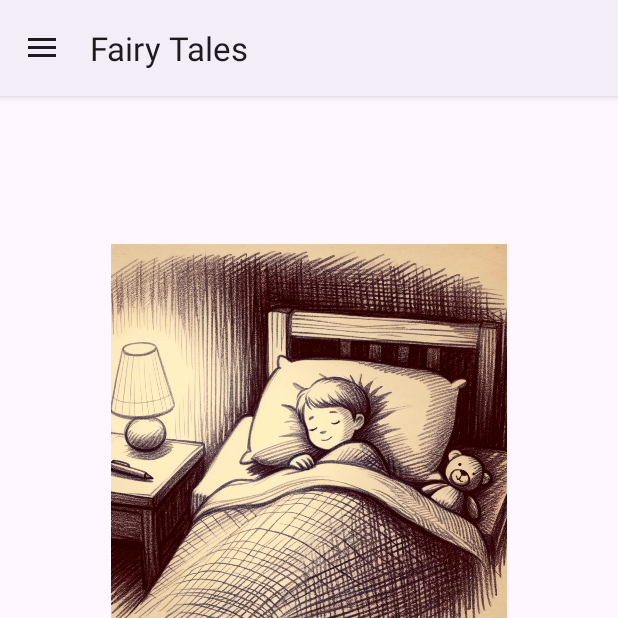
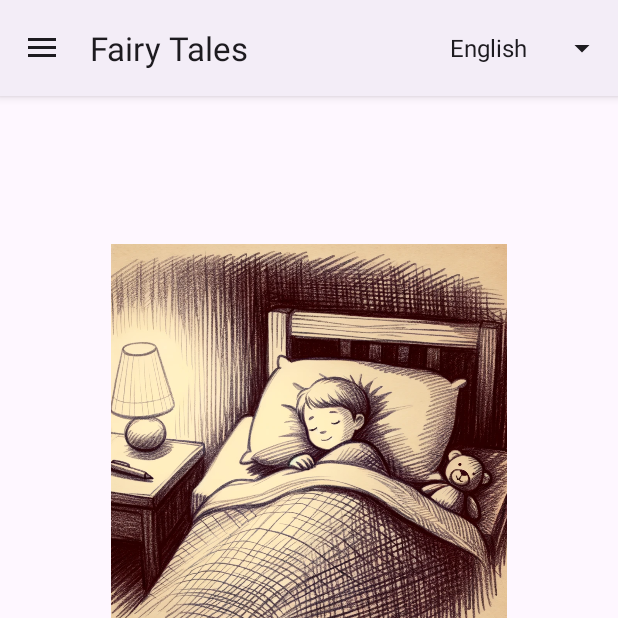
Before and after one commit to tassosant/telikh_ergasia, an Android app: the screen it shows after launch (MainActivity), on a phone screen of 412 x 824 dp, the top half of it. Run offline under Robolectric (Android 15) with nearby library versions, the phone set to English and light mode, and no system bars.

Commit message:
Implemented button to switch languages

```diff
--- a/app/src/main/java/com/unipi/tantoniou/telikh_ergasia/customActivity/CustomMenuActivity.java
+++ b/app/src/main/java/com/unipi/tantoniou/telikh_ergasia/customActivity/CustomMenuActivity.java
@@ -2,8 +2,14 @@ package com.unipi.tantoniou.telikh_ergasia.customActivity;
 
 import androidx.appcompat.app.ActionBar;
 
+import android.app.Activity;
 import android.content.Intent;
+import android.content.SharedPreferences;
+import android.content.res.Configuration;
+import android.content.res.Resources;
+import android.os.Build;
 import android.os.Bundle;
+import android.os.LocaleList;
 import android.util.Log;
 import android.view.Menu;
 import android.view.MenuItem;
@@ -12,10 +18,16 @@ import androidx.annotation.NonNull;
 import androidx.annotation.Nullable;
 import androidx.appcompat.app.ActionBarDrawerToggle;
 import androidx.appcompat.app.AppCompatActivity;
+import androidx.appcompat.app.AppCompatDelegate;
 import androidx.core.view.GravityCompat;
 import androidx.drawerlayout.widget.DrawerLayout;
 
+import android.view.View;
 import android.view.ViewGroup.LayoutParams;
+import android.widget.AdapterView;
+import android.widget.ArrayAdapter;
+import android.widget.Spinner;
+
 import com.google.android.material.navigation.NavigationView;
 import com.unipi.tantoniou.telikh_ergasia.R;
 import com.unipi.tantoniou.telikh_ergasia.activities.dynamic.MainActivity;
@@ -23,11 +35,20 @@ import com.unipi.tantoniou.telikh_ergasia.activities.dynamic.MainActivity1;
 import com.unipi.tantoniou.telikh_ergasia.activities.dynamic.StatisticsActivity;
 
 import java.util.HashMap;
+import java.util.Locale;
 
 public abstract class CustomMenuActivity extends AppCompatActivity{
     public DrawerLayout drawerLayout;
     public ActionBarDrawerToggle actionBarDrawerToggle;
     public ActionBar actionBar;
+
+    public Spinner spinner;
+
+    public static HashMap<Integer,String> mapPositionWithLang= new HashMap<Integer,String>(){{
+        put(0,"en");
+        put(1,"de");
+        put(2,"el");
+    }};
 
     //map them with menu items
     public static final HashMap<Integer, LayoutObject> layoutObjects= new HashMap<Integer,LayoutObject>()
@@ -43,6 +64,9 @@ public abstract class CustomMenuActivity extends AppCompatActivity{
     @Override
     protected void onCreate(@Nullable Bundle savedInstanceState) {
         super.onCreate(savedInstanceState);
+        System.out.println("Activity started");
+
+
 
 //        addXmlNavView();
     }
@@ -57,6 +81,16 @@ public abstract class CustomMenuActivity extends AppCompatActivity{
         // pass the Open and Close toggle for the drawer layout listener
         // to toggle the button
         this.drawerLayout.addDrawerListener(this.actionBarDrawerToggle);
+
+//        this.spinner = findViewById(R.id.spinner_language);
+//        ArrayAdapter<CharSequence> adapter = ArrayAdapter.createFromResource(this,
+//                R.array.language_options, android.R.layout.simple_spinner_item);
+//        adapter.setDropDownViewResource(android.R.layout.simple_spinner_dropdown_item);
+//        this.spinner.setAdapter(adapter);
+//        addSpinnerListeners(this.spinner);
+//        this.drawerLayout.addDrawerListener(this.spinner);
+
+
         this.actionBarDrawerToggle.syncState();
 
         // to make the Navigation drawer icon always appear on the action bar
@@ -65,6 +99,17 @@ public abstract class CustomMenuActivity extends AppCompatActivity{
         this.actionBar = this.getSupportActionBar();
         assert this.actionBar != null;
         this.actionBar.setDisplayHomeAsUpEnabled(true);
+
+
+//        Toolbar toolbar = findViewById(R.id.toolbar_language);
+//        this.actionBar.setCustomView(toolbar);
+//        setSupportActionBar(toolbar);
+
+
+        ActionBarDrawerToggle toggle = new ActionBarDrawerToggle(
+                this, this.drawerLayout, R.string.nav_open, R.string.nav_close);
+        this.drawerLayout.addDrawerListener(toggle);
+        toggle.syncState();
     }
 
 
@@ -135,4 +180,108 @@ public abstract class CustomMenuActivity extends AppCompatActivity{
         }
         return true;
     }
+
+    private void addSpinnerListeners(Spinner spinner){
+        spinner.setOnItemSelectedListener(new AdapterView.OnItemSelectedListener() {
+            @Override
+            public void onItemSelected(AdapterView<?> parentView, View selectedItemView, int position, long id) {
+
+                String language = "en";
+
+
+                language = mapPositionWithLang.get(position);
+                SharedPreferences sharedPreferences = getSharedPreferences("Settings", MODE_PRIVATE);
+                String defLang = "en";
+                int selectedPosition = sharedPreferences.getInt("SelectedLanguagePosition",0);
+
+
+                if(selectedPosition!=position){
+                    SharedPreferences.Editor editor = sharedPreferences.edit();
+                    editor.putInt("SelectedLanguagePosition", position);
+                    editor.apply();
+                    setLocale(language);
+                }
+
+
+//                if(!defLang.equals(language)) {
+//
+//
+//
+//
+//
+////                    editor.putString("selectedLanguage",language);
+//
+//
+//
+//                }else if(!selectedLang.equals(language)){
+////                    selectedPosition  = sharedPreferences.getInt("SelectedLanguagePosition",0);
+//                    SharedPreferences.Editor editor = sharedPreferences.edit();
+//                    editor.putInt("SelectedLanguagePosition", position);
+////                    editor.putString("selectedLanguage",language);
+//
+//                    editor.apply();
+//                    setLocale(language);
+//                }
+
+//                    SharedPreferences prefs = getSharedPreferences("Settings", Activity.MODE_PRIVATE);
+//                    String languagePref = prefs.getString("My_Lang", "en"); // Default to English if not set
+                    //setLocale(languagePref);
+                // Handle language selection
+            }
+
+            @Override
+            public void onNothingSelected(AdapterView<?> parentView) {
+                // Another interface callback
+            }
+        });
+    }
+
+    @Override
+    public boolean onCreateOptionsMenu(Menu menu){
+        getMenuInflater().inflate(R.menu.language_menu, menu);
+        MenuItem item = menu.findItem(R.id.language);
+        this.spinner= (Spinner) item.getActionView();
+
+        ArrayAdapter<CharSequence> adapter = ArrayAdapter.createFromResource(this,
+                R.array.language_options, android.R.layout.simple_spinner_item);
+        adapter.setDropDownViewResource(android.R.layout.simple_spinner_dropdown_item);
+        this.spinner.setAdapter(adapter);
+
+        // Set item selected listener, etc.
+        addSpinnerListeners(this.spinner);
+        SharedPreferences sharedPreferences = getSharedPreferences("Settings", MODE_PRIVATE);
+        int selectedPosition = sharedPreferences.getInt("SelectedLanguagePosition",0);
+        if(spinner!=null) {
+            spinner.setSelection(selectedPosition);
+        }
+
+        return true;
+
+    }
+
+    @SuppressWarnings("deprecation")
+    public void setLocale(String langCode) { // langCode = "en", "es", "fr", ...
+        Locale locale = new Locale(langCode);
+        Locale.setDefault(locale);
+        Resources res = getResources();
+        Configuration config = new Configuration(res.getConfiguration());
+        config.setLocale(locale);
+        res.updateConfiguration(config, res.getDisplayMetrics());
+
+        // Save the current language in preferences
+        SharedPreferences.Editor editor = getSharedPreferences("Settings", MODE_PRIVATE).edit();
+
+        editor.putString("My_Lang", langCode);
+        editor.apply();
+        // Refresh the current activity to apply the new language by recreating it
+        reloadActivity();
+
+    }
+
+
+    private void reloadActivity() {
+        Intent intent = getIntent();
+        finish();
+        startActivity(intent);
+    }
 }
--- /dev/null
+++ b/app/src/main/res/menu/language_menu.xml
@@ -0,0 +1,26 @@
+<?xml version="1.0" encoding="utf-8"?>
+<menu xmlns:android="http://schemas.android.com/apk/res/android"
+    xmlns:app="http://schemas.android.com/apk/res-auto"
+    >
+    <item
+        android:id="@+id/language"
+        android:title=""
+        app:actionViewClass="androidx.appcompat.widget.AppCompatSpinner"
+        app:showAsAction="always"
+        android:layout_gravity="end">
+
+
+    </item>
+<!--    <item-->
+<!--        android:id="@+id/greek"-->
+<!--        android:title="Greek"-->
+<!--        app:actionViewClass="androidx.appcompat.widget.AppCompatSpinner"-->
+<!--        android:layout_gravity="end"-->
+<!--        />-->
+<!--    <item-->
+<!--        android:id="@+id/german"-->
+<!--        android:title="German"-->
+<!--        app:actionViewClass="androidx.appcompat.widget.AppCompatSpinner"-->
+<!--        android:layout_gravity="end"-->
+<!--        />-->
+</menu>
--- /dev/null
+++ b/app/src/main/res/values/languages.xml
@@ -0,0 +1,9 @@
+<?xml version="1.0" encoding="utf-8"?>
+<resources xmlns:android="http://schemas.android.com/apk/res/android">
+    <string-array name="language_options">
+        <item android:id="@id/english">English</item>
+        <item android:id="@id/german">German</item>
+        <item android:id="@id/greek">Greek</item>
+    </string-array>
+    <item name="english" type="id" />
+</resources>
--- a/app/src/main/res/values/strings.xml
+++ b/app/src/main/res/values/strings.xml
@@ -10,4 +10,6 @@
     <string name="fairy_tales">Fairy Tales</string>
     <string name="home">Home</string>
     <string name="statistics">Statistics</string>
+
+
 </resources>
```
Also changed, not shown: app/src/main/res/layout/activity_main.xml (+11 -0 lines), 4 other files.
